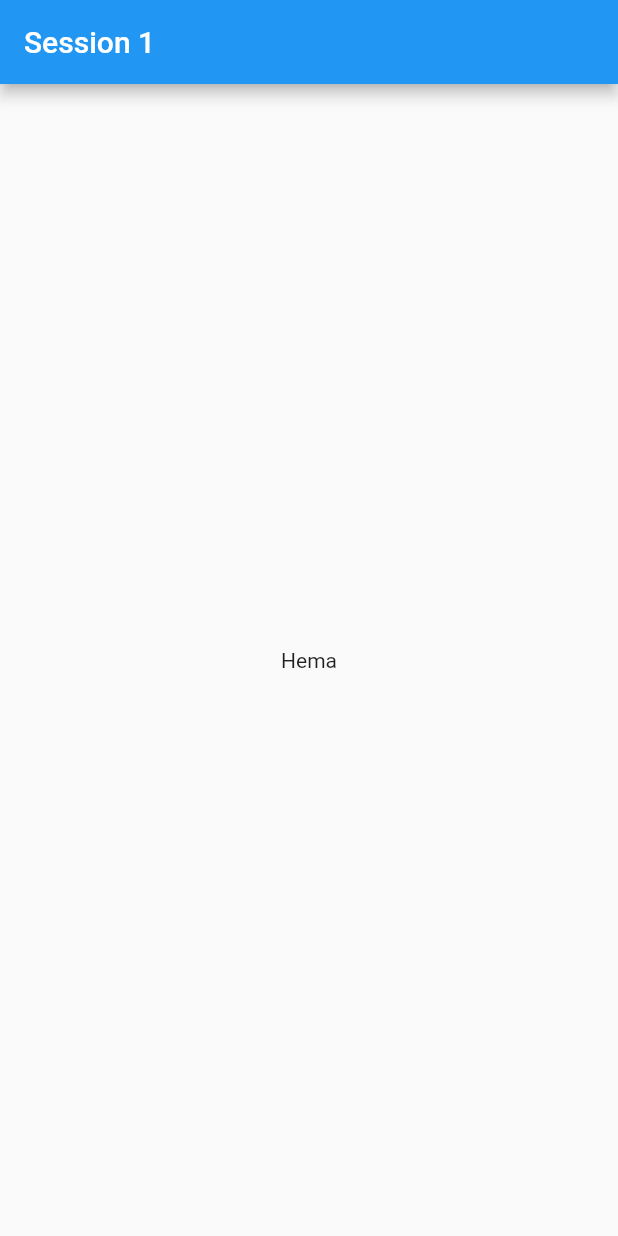
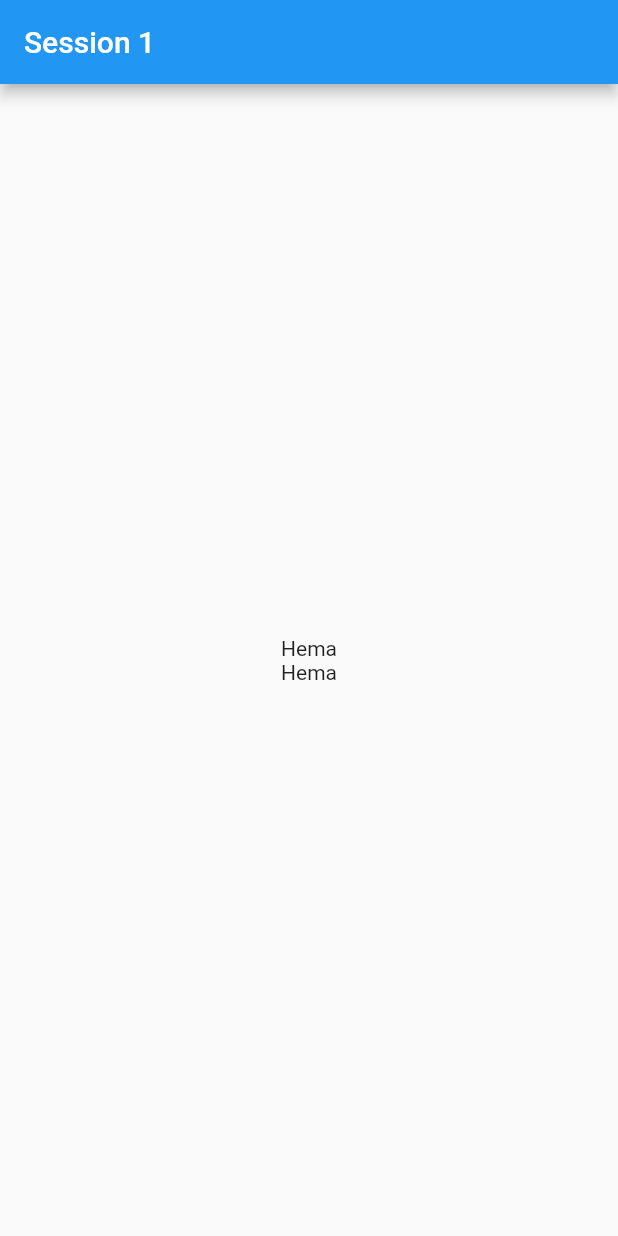
Before and after one commit to hema2019-am/git-demo, a Flutter app: the screen it shows after launch, on a phone screen of 412 x 824 dp. Run offline on Flutter 3.47's test engine with Material 2 defaults, Android fonts, the phone set to English and light mode, and no system bars.

Commit message:
Session1

```diff
--- a/Day1/session1/lib/main.dart
+++ b/Day1/session1/lib/main.dart
@@ -33,7 +33,10 @@ class _textDemoState extends State<textDemo> {
         child: Column(
           mainAxisAlignment: MainAxisAlignment.center,
           children: [
+            Text("Hema"),
             Text("Hema")
+
+
           ],
         ),
       ),
```
Also changed, not shown: 1 other file.
